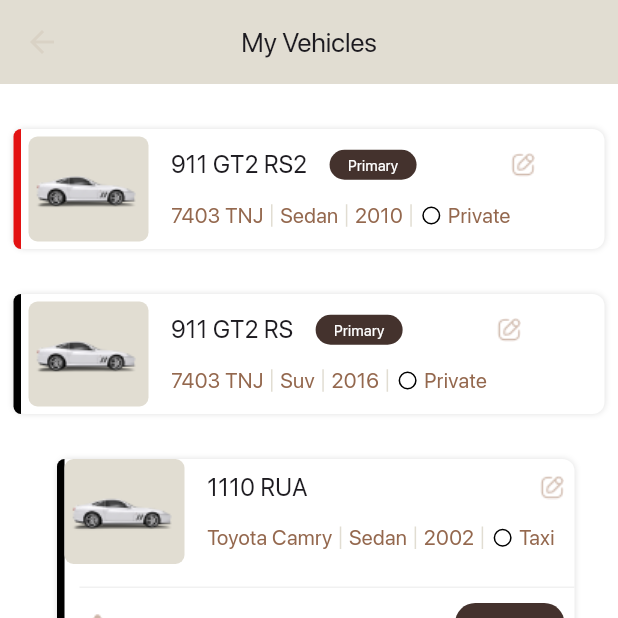
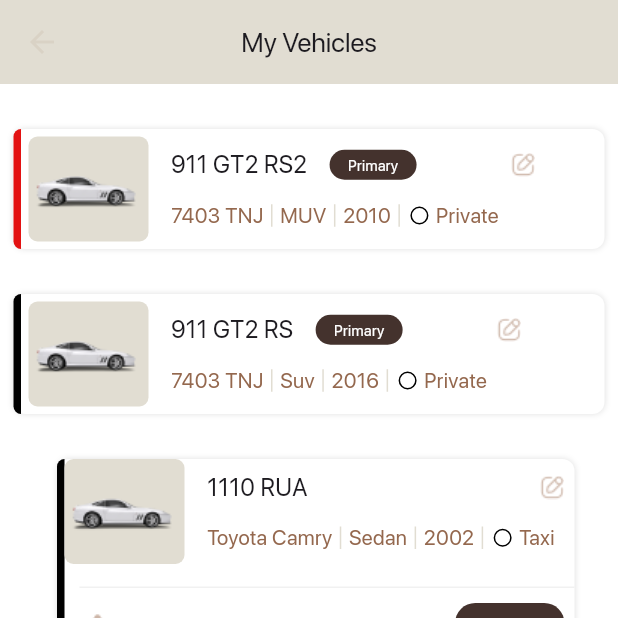
Before and after one commit to ArjunPrathapGit/vehicle-project, a Flutter app: the HomeScreen screen opened directly, on a phone screen of 412 x 824 dp, the top half of it. Run offline on Flutter 3.47's test engine with Material 3 defaults, Android fonts, the phone set to English and light mode, and no system bars; drawn by our look-alikes of flutter_slidable; our stand-ins replace dotted_border, pinput, shared_preferences; missing offline and left inert: otp_timer_button; accounts and stored records are empty.

Commit message:
change sedan to muv

```diff
--- a/lib/screens/home_Screen.dart
+++ b/lib/screens/home_Screen.dart
@@ -50,7 +50,7 @@ class HomeScreen extends StatelessWidget {
                       color: Color(0xFFE31212),
                       carmodelNumber: '911 GT2 RS2',
                       carModelName: '7403 TNJ',
-                      carType: 'Sedan',
+                      carType: 'MUV',
                       carYear: '2010',
                       purpose: 'Private',
                       carImg: 'assets/images/car1 1.png',
```
